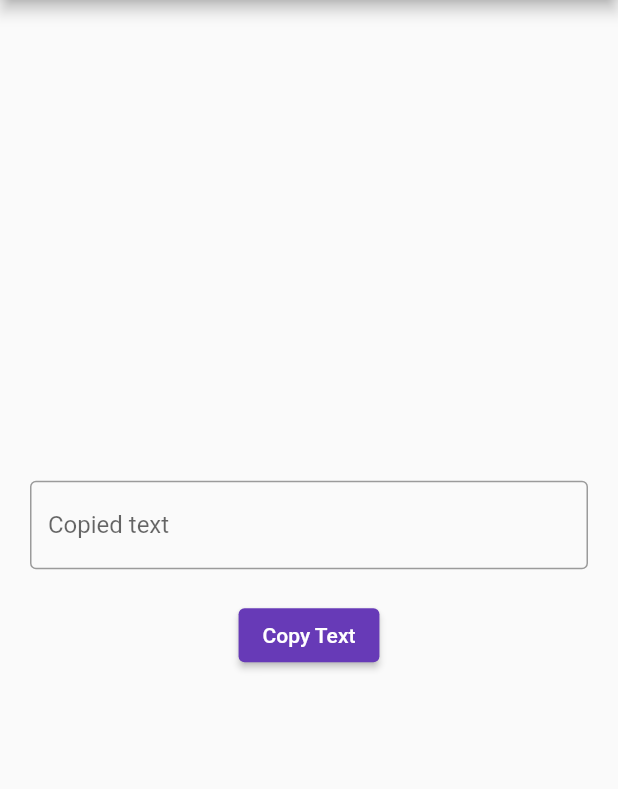
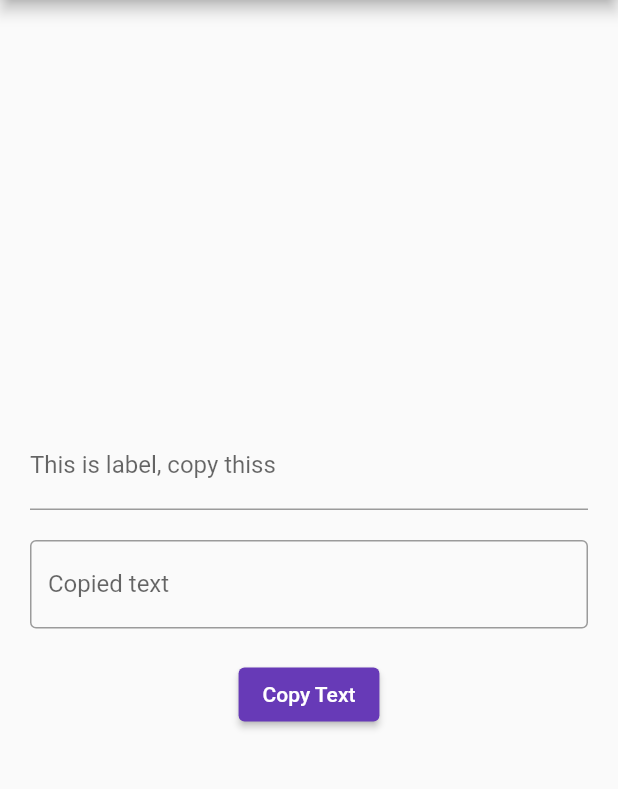
Before and after one commit to malviyaHimanshu/blockboard, a Flutter app: the screen it shows after launch, on a phone screen of 412 x 824 dp, the part 84-873 px from its top. Run offline on Flutter 3.47's test engine with Material 2 defaults, Android fonts, the phone set to English and light mode, and no system bars; missing offline and left inert: clipboard_listener, flutter_background.

Commit message:
updated flutter app

```diff
--- a/blockboard/lib/main.dart
+++ b/blockboard/lib/main.dart
@@ -1,6 +1,7 @@
 import 'package:flutter/material.dart';
 import 'package:flutter/services.dart';
 import 'package:clipboard_listener/clipboard_listener.dart';
+import 'package:flutter_background/flutter_background.dart';
 
 void main() {
   runApp(const MyApp());
@@ -31,11 +32,26 @@ class MyHomePage extends StatefulWidget {
 }
 
 class _MyHomePageState extends State<MyHomePage> {
+  // final androidConfig = const FlutterBackgroundAndroidConfig(
+  //   notificationTitle: "flutter_background example app",
+  //   notificationText: "Background notification for keeping the example app running in the background",
+  //   notificationImportance: AndroidNotificationImportance.Default,
+  //   notificationIcon: AndroidResource(name: 'background_icon', defType: 'drawable'), // Default is ic_launcher from folder mipmap
+  // );
+  // bool success = await FlutterBackground.initialize(androidConfig: androidConfig);
+
+
   final TextEditingController _controller = TextEditingController();
 
   @override
   void initState() {
     super.initState();
+
+    // Clipboard.onChanged.listen((event) {
+    //   Clipboard.getData(Clipboard.kTextPlain).then((value) {
+    //     _controller.text = "copied text: ${value!.text}";
+    //   });
+    // });
     ClipboardListener.addListener(() async {
       _controller.text =
           "copied text: ${(await Clipboard.getData(Clipboard.kTextPlain))!.text}";
@@ -53,6 +69,12 @@ class _MyHomePageState extends State<MyHomePage> {
         child: Column(
           mainAxisAlignment: MainAxisAlignment.center,
           children: [
+            TextField(
+              decoration: InputDecoration(
+                labelText: "This is label, copy thiss"
+              ),
+            ),
+            SizedBox(height: 20),
             TextField(
               controller: _controller,
               decoration: const InputDecoration(
--- a/blockboard/pubspec.yaml
+++ b/blockboard/pubspec.yaml
@@ -36,6 +36,7 @@ dependencies:
   # Use with the CupertinoIcons class for iOS style icons.
   cupertino_icons: ^1.0.2
   clipboard_listener: ^2.0.0
+  flutter_background: ^1.2.0
 
 dev_dependencies:
   flutter_test:
```
Also changed, not shown: blockboard/pubspec.lock, 1 other file.
